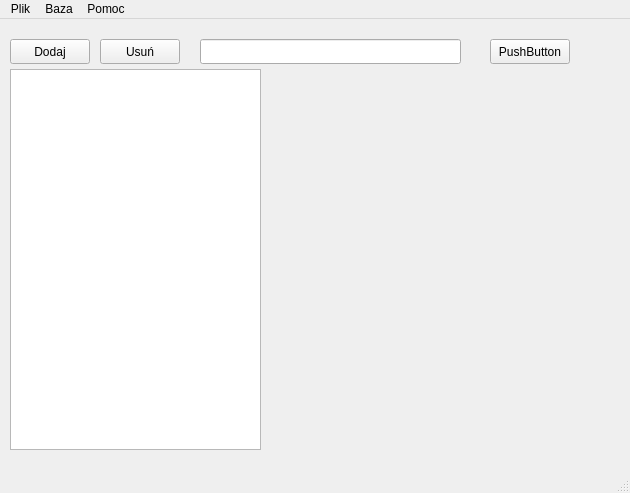
Above: mainwindow.ui from BartekPacocha/QtNoteApp before the change. Below: the same form after it.
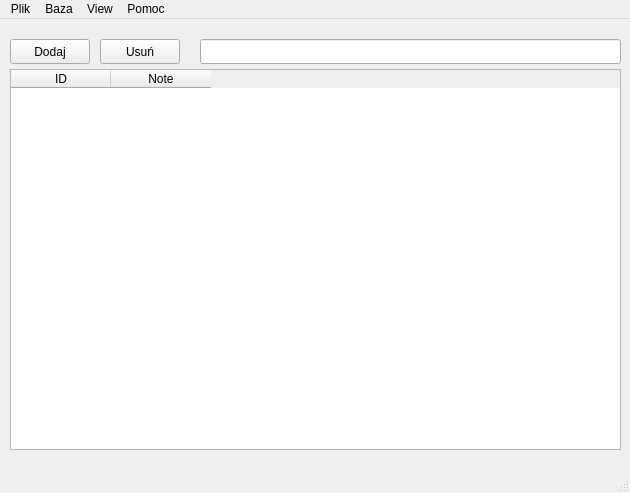
That is the form after the change.

Commit message: Add delete note

```diff
--- a/mainwindow.ui
+++ b/mainwindow.ui
@@ -48,36 +48,30 @@
      <rect>
       <x>200</x>
       <y>20</y>
-      <width>261</width>
+      <width>421</width>
       <height>25</height>
      </rect>
     </property>
    </widget>
-   <widget class="QListWidget" name="lwMain">
+   <widget class="QTableWidget" name="twMain">
     <property name="geometry">
      <rect>
       <x>10</x>
       <y>50</y>
-      <width>251</width>
+      <width>611</width>
       <height>381</height>
      </rect>
     </property>
-    <property name="dragEnabled">
-     <bool>true</bool>
-    </property>
-   </widget>
-   <widget class="QPushButton" name="pushButton">
-    <property name="geometry">
-     <rect>
-      <x>490</x>
-      <y>20</y>
-      <width>80</width>
-      <height>25</height>
-     </rect>
-    </property>
-    <property name="text">
-     <string>PushButton</string>
-    </property>
+    <column>
+     <property name="text">
+      <string>ID</string>
+     </property>
+    </column>
+    <column>
+     <property name="text">
+      <string>Note</string>
+     </property>
+    </column>
    </widget>
   </widget>
   <widget class="QMenuBar" name="menuBar">
@@ -112,9 +106,17 @@
     <addaction name="actionDisconnect"/>
     <addaction name="actionDbPath"/>
     <addaction name="actionPrint_records"/>
+    <addaction name="actionFill_vector"/>
+   </widget>
+   <widget class="QMenu" name="menuView">
+    <property name="title">
+     <string>View</string>
+    </property>
+    <addaction name="actionDelete_all_rows"/>
    </widget>
    <addaction name="menuxxx"/>
    <addaction name="menuBaza"/>
+   <addaction name="menuView"/>
    <addaction name="menuPomoc"/>
   </widget>
   <widget class="QStatusBar" name="statusBar"/>
```
Left out of the diff: 10 changed lines with no effect on the pictures. The commit also changes 6 other files.
